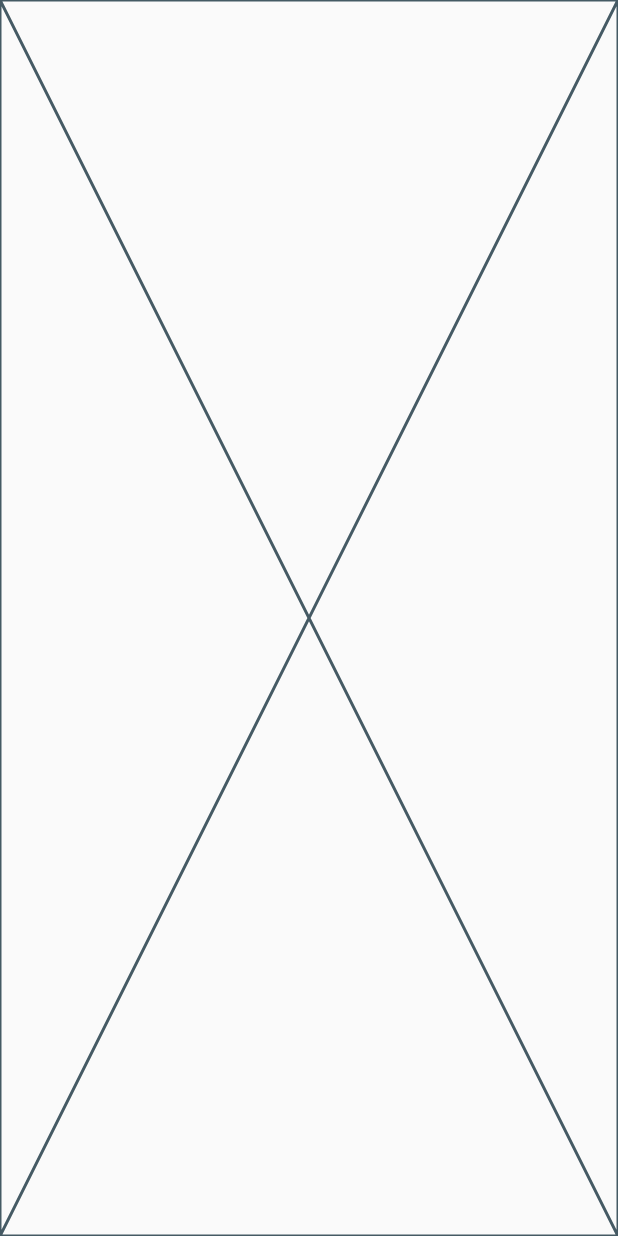
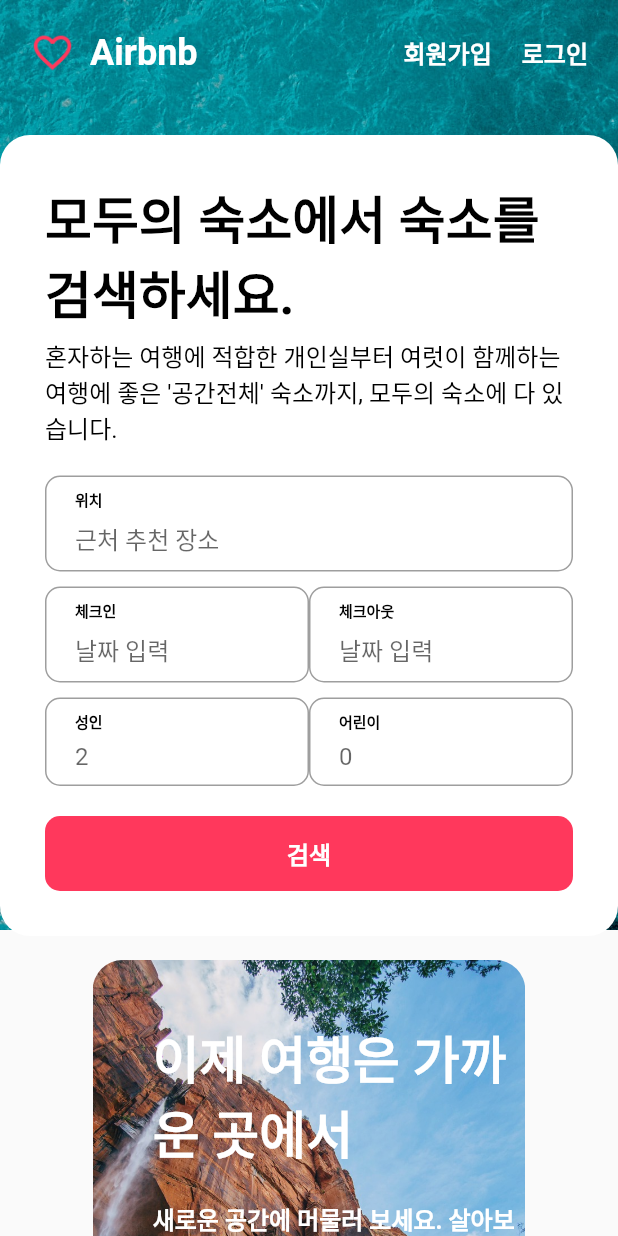
Before and after one commit to Hoseok-Seong/Flutter-Airbnb-Practice, a Flutter app: the screen it shows after launch, on a phone screen of 412 x 824 dp. Run offline on Flutter 3.47's test engine with Material 2 defaults, Android fonts, the phone set to English and light mode, and no system bars.

Commit message:
Airbnb Done

```diff
--- /dev/null
+++ b/lib/core/constants.dart
@@ -0,0 +1,5 @@
+// 색상
+
+import 'package:flutter/material.dart';
+
+const KAccentColor = Color(0xFFFF385C);
--- /dev/null
+++ b/lib/core/size.dart
@@ -0,0 +1,20 @@
+// 간격
+import 'package:flutter/cupertino.dart';
+
+const double gap_xl = 40;
+const double gap_l = 30;
+const double gap_m = 20;
+const double gap_s = 10;
+const double gap_xs = 5;
+
+// 헤더 높이
+const double header_height = 620;
+
+// MediaQuery 클래스로 화면 사이즈를 받을 수 있다
+double getBodyHPadding(BuildContext context) {
+  return MediaQuery.of(context).size.width * 0.15;
+}
+
+double getBodyWidth(BuildContext context) {
+  return MediaQuery.of(context).size.width * 0.7;
+}
--- /dev/null
+++ b/lib/core/styles.dart
@@ -0,0 +1,27 @@
+// 텍스트 스타일
+
+import 'package:flutter/material.dart';
+
+TextStyle h4({Color mColor = Colors.black}) {
+  return TextStyle(fontSize: 34, fontWeight: FontWeight.bold, color: mColor);
+}
+
+TextStyle h5({Color mColor = Colors.black}) {
+  return TextStyle(fontSize: 24, fontWeight: FontWeight.bold, color: mColor);
+}
+
+TextStyle subtitle1({Color mColor = Colors.black}) {
+  return TextStyle(fontSize: 16, fontWeight: FontWeight.bold, color: mColor);
+}
+
+TextStyle subtitle2({Color mColor = Colors.black}) {
+  return TextStyle(fontSize: 14, fontWeight: FontWeight.bold, color: mColor);
+}
+
+TextStyle overLine({Color mColor = Colors.black}) {
+  return TextStyle(fontSize: 10, fontWeight: FontWeight.bold, color: mColor);
+}
+
+TextStyle body1({Color mColor = Colors.black}) {
+  return TextStyle(fontSize: 16, color: mColor);
+}
--- /dev/null
+++ b/lib/core/theme.dart
@@ -0,0 +1 @@
+// 테마
--- a/lib/views/components/common_form_field.dart
+++ b/lib/views/components/common_form_field.dart
@@ -0,0 +1,39 @@
+import 'package:airbnb_app/core/styles.dart';
+import 'package:flutter/material.dart';
+
+class CommonFormField extends StatelessWidget {
+  final prefixText;
+  final hintText;
+
+  const CommonFormField({required this.prefixText, required this.hintText});
+
+  @override
+  Widget build(BuildContext context) {
+    return Stack(
+      children: [
+        TextFormField(
+          textAlignVertical: TextAlignVertical.bottom,
+          decoration: InputDecoration(
+            contentPadding: EdgeInsets.only(top: 30, left: 20, bottom: 10),
+            hintText: hintText,
+            border: OutlineInputBorder(
+              borderRadius: BorderRadius.circular(10),
+              borderSide: BorderSide(
+                color: Colors.black,
+                width: 2,
+              ),
+            ),
+          ),
+        ),
+        Positioned(
+          top: 8,
+          left: 20,
+          child: Text(
+            prefixText,
+            style: overLine(),
+          ),
+        ),
+      ],
+    );
+  }
+}
--- a/lib/views/pages/post/home/home_body.dart
+++ b/lib/views/pages/post/home/home_body.dart
@@ -0,0 +1,23 @@
+import 'package:airbnb_app/views/pages/post/home/home_body_banner.dart';
+import 'package:airbnb_app/views/pages/post/home/home_body_popular.dart';
+import 'package:flutter/material.dart';
+
+class HomeBody extends StatelessWidget {
+  const HomeBody({Key? key}) : super(key: key);
+
+  @override
+  Widget build(BuildContext context) {
+
+    double bodyHPadding = MediaQuery.of(context).size.width * 0.15;
+
+    return Padding(
+      padding: EdgeInsets.symmetric(horizontal: bodyHPadding),
+      child: Column(
+        children: [
+          HomeBodyBanner(),
+          HomeBodyPopular(),
+        ],
+      ),
+    );
+  }
+}
--- a/lib/views/pages/post/home/home_body_banner.dart
+++ b/lib/views/pages/post/home/home_body_banner.dart
@@ -0,0 +1,72 @@
+import 'package:airbnb_app/core/size.dart';
+import 'package:airbnb_app/core/styles.dart';
+import 'package:flutter/material.dart';
+
+class HomeBodyBanner extends StatelessWidget {
+  const HomeBodyBanner({Key? key}) : super(key: key);
+
+  @override
+  Widget build(BuildContext context) {
+    return Padding(
+      padding: const EdgeInsets.only(top: gap_m),
+      child: Stack(
+        children: [
+          _bannerImage(),
+          _bannerCaption()
+        ],
+      ),
+    );
+  }
+
+  Widget _bannerCaption() {
+    return Positioned(
+      top: 40,
+      left: 40,
+      child: Column(
+        crossAxisAlignment: CrossAxisAlignment.start,
+        children: [
+          Container(
+              constraints: BoxConstraints(
+                maxWidth: 250
+              ),
+              child: Column(
+                children: [
+                  Text("이제 여행은 가까운 곳에서", style: h4(mColor: Colors.white)),
+                  SizedBox(height: gap_m,),
+                  Text("새로운 공간에 머물러 보세요. 살아보기, 출장, 여행 등 다양한 목적에 맞는 숙소를 찾아보세요", style: subtitle1(mColor: Colors.white)),
+                  SizedBox(height: gap_m,),
+
+                ],
+              ),
+            ),
+          SizedBox(
+              height: 35,
+              width: 170,
+              child: TextButton(
+                style: TextButton.styleFrom(
+                  backgroundColor: Colors.white,
+                  shape: RoundedRectangleBorder(
+                    borderRadius: BorderRadius.circular(5),
+                  ),
+                ),
+                onPressed: (){},
+                child: Text("가까운 여행지 둘러보기", style: subtitle2()),
+              )
+          ),
+        ],
+      ),
+    );
+  }
+
+  Widget _bannerImage() {
+    return ClipRRect(
+        borderRadius: BorderRadius.circular(20),
+        child: Image.asset(
+          "assets/banner.jpg",
+          fit: BoxFit.cover,
+          width: double.infinity,
+          height: 320,
+        ),
+      );
+  }
+}
--- a/lib/views/pages/post/home/home_header.dart
+++ b/lib/views/pages/post/home/home_header.dart
@@ -0,0 +1,30 @@
+import 'package:airbnb_app/core/size.dart';
+import 'package:airbnb_app/views/pages/post/home/home_header_appbar.dart';
+import 'package:airbnb_app/views/pages/post/home/home_header_form.dart';
+import 'package:flutter/material.dart';
+
+class HomeHeader extends StatelessWidget {
+  const HomeHeader({Key? key}) : super(key: key);
+
+  @override
+  Widget build(BuildContext context) {
+    return SizedBox(
+      width: double.infinity,
+      height: header_height,
+      child: Container(
+        decoration: BoxDecoration(
+          image: DecorationImage(
+            image: AssetImage("assets/background.jpeg"),
+            fit: BoxFit.cover,
+          ),
+        ),
+        child: Column(
+          children: [
+            HomeHeaderAppbar(),
+            HomeHeaderForm(),
+          ],
+        ),
+      ),
+    );
+  }
+}
--- a/lib/views/pages/post/home/home_header_appbar.dart
+++ b/lib/views/pages/post/home/home_header_appbar.dart
@@ -0,0 +1,50 @@
+import 'package:airbnb_app/core/constants.dart';
+import 'package:airbnb_app/core/size.dart';
+import 'package:airbnb_app/core/styles.dart';
+import 'package:flutter/material.dart';
+
+class HomeHeaderAppbar extends StatelessWidget {
+  const HomeHeaderAppbar({Key? key}) : super(key: key);
+
+  @override
+  Widget build(BuildContext context) {
+    return Padding(
+      padding: const EdgeInsets.all(gap_m),
+      child: Row(
+        mainAxisAlignment: MainAxisAlignment.spaceBetween,
+        children: [
+          _logo(),
+          _menu(),
+        ],
+      ),
+    );
+  }
+
+  Widget _logo() {
+    return Row(
+        children: [
+          Image.asset("assets/logo.png", width: 30, height: 30, color: KAccentColor,),
+          SizedBox(width: gap_s,),
+          Text("Airbnb", style: h5(mColor: Colors.white),),
+        ],
+      );
+  }
+
+  Widget _menu() {
+    return Row(
+        children: [
+          InkWell(
+              onTap: (){},
+              child: Text("회원가입", style: subtitle1(mColor: Colors.white),),
+          ),
+          SizedBox(width: gap_m,),
+          InkWell(
+            onTap: (){},
+            child: Text("로그인", style: subtitle1(mColor: Colors.white),),
+          ),
+        ],
+      );
+  }
+
+
+}
--- a/lib/views/pages/post/home/home_header_form.dart
+++ b/lib/views/pages/post/home/home_header_form.dart
@@ -0,0 +1,119 @@
+import 'package:airbnb_app/core/constants.dart';
+import 'package:airbnb_app/core/size.dart';
+import 'package:airbnb_app/core/styles.dart';
+import 'package:airbnb_app/views/components/common_form_field.dart';
+import 'package:flutter/material.dart';
+
+class HomeHeaderForm extends StatelessWidget {
+  const HomeHeaderForm({Key? key}) : super(key: key);
+
+  @override
+  Widget build(BuildContext context) {
+    double screenWidth = MediaQuery.of(context).size.width;
+    return Padding(
+      padding: const EdgeInsets.only(top: gap_m),
+      child: Align(
+        alignment: screenWidth < 520 ? Alignment(0, 0) : Alignment(-0.6, 0),
+        child: Container(
+          width: 420,
+          decoration: BoxDecoration(
+            color: Colors.white,
+            borderRadius: BorderRadius.circular(20),
+          ),
+          child: Form(
+            child: Padding(
+              padding: EdgeInsets.all(gap_l),
+              child: Column(
+                children: [
+                  _buildFormTitle(),
+                  _buildFormField(),
+                  _buildFormSubmit(),
+                ],
+              ),
+            ),
+          ),
+        ),
+      ),
+    );
+  }
+
+  Widget _buildFormSubmit() {
+    return SizedBox(
+                  width: double.infinity,
+                  height: 50,
+                  child: TextButton(
+                    style: TextButton.styleFrom(
+                      backgroundColor: KAccentColor,
+                      shape: RoundedRectangleBorder(
+                        borderRadius: BorderRadius.circular(10),
+                      )),
+                    onPressed: () {
+                      print("서브밋 클릭됨");
+                    },
+                    child: Text(
+                    "검색",
+                      style: subtitle1(mColor: Colors.white),
+                    ),
+                  ),
+                  );
+  }
+
+  Widget _buildFormField() {
+    return SizedBox(
+                  child: Column(
+                    children: [
+                      CommonFormField(
+                        prefixText: "위치",
+                        hintText: "근처 추천 장소",
+                      ),
+                      SizedBox(height: gap_s,),
+                      Row(
+                        children: [
+                          Expanded(child: CommonFormField(
+                            prefixText: "체크인",
+                            hintText: "날짜 입력",
+                          )),
+                          Expanded(child: CommonFormField(
+                            prefixText: "체크아웃",
+                            hintText: "날짜 입력",
+                          ))
+                        ],
+                      ),
+                      SizedBox(height: gap_s,),
+                      Row(
+                        children: [
+                          Expanded(child: CommonFormField(
+                            prefixText: "성인",
+                            hintText: "2",
+                          )),
+                          Expanded(child: CommonFormField(
+                            prefixText: "어린이",
+                            hintText: "0",
+                          ))
+                        ],
+                      ),
+                      SizedBox(height: gap_m),
+                    ],
+                  ),
+                );
+  }
+
+  Widget _buildFormTitle() {
+    return SizedBox(
+                  child: Column(
+                    children: [
+                      Text(
+                        "모두의 숙소에서 숙소를 검색하세요.",
+                        style: h4(),
+                      ),
+                      SizedBox(height: gap_xs,),
+                      Text(
+                        "혼자하는 여행에 적합한 개인실부터 여럿이 함께하는 여행에 좋은 '공간전체' 숙소까지, 모두의 숙소에 다 있습니다.",
+                        style: body1(),
+                      ),
+                      SizedBox(height: gap_m,)
+                    ],
+                  ),
+                );
+  }
+}
--- a/lib/views/pages/post/home/home_page.dart
+++ b/lib/views/pages/post/home/home_page.dart
@@ -1,3 +1,5 @@
+import 'package:airbnb_app/views/pages/post/home/home_body.dart';
+import 'package:airbnb_app/views/pages/post/home/home_header.dart';
 import 'package:flutter/material.dart';
 
 class HomePage extends StatelessWidget {
@@ -6,7 +8,12 @@ class HomePage extends StatelessWidget {
   @override
   Widget build(BuildContext context) {
     return Scaffold(
-      body: Placeholder(),
+      body: ListView(
+        children: [
+          HomeHeader(),
+          HomeBody(),
+        ],
+      )
     );
   }
 }
```
Also changed, not shown: lib/views/pages/post/home/home_body_popular.dart (+47 -0 lines), lib/views/pages/post/home/home_body_popular_item.dart (+109 -0 lines).
